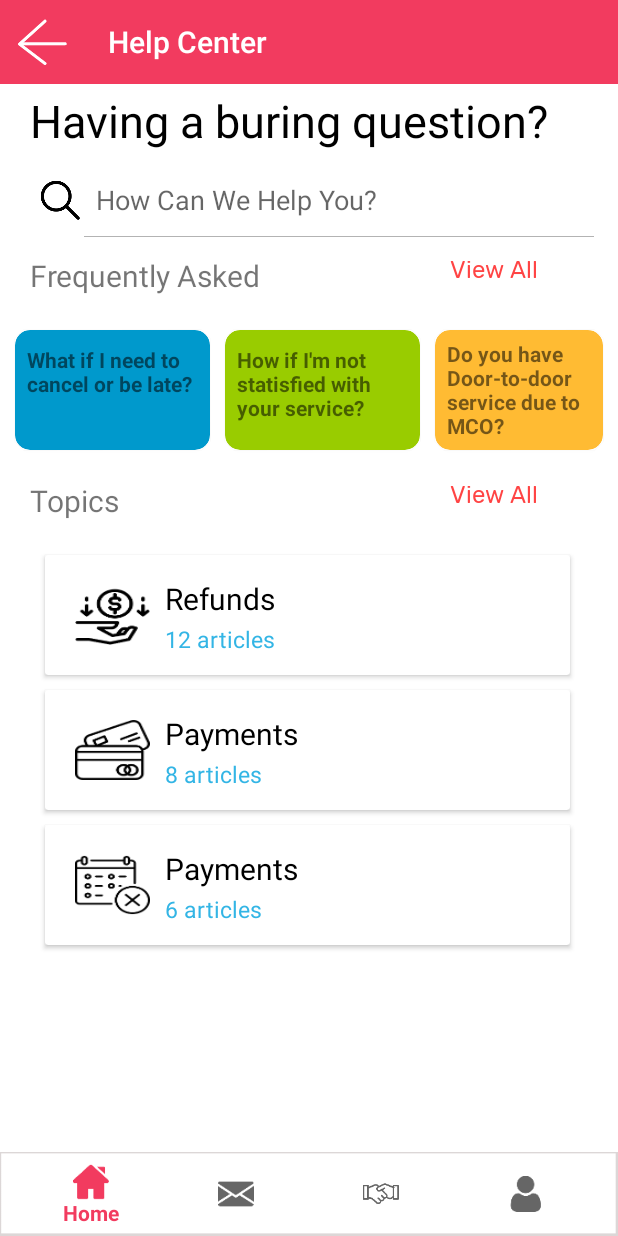
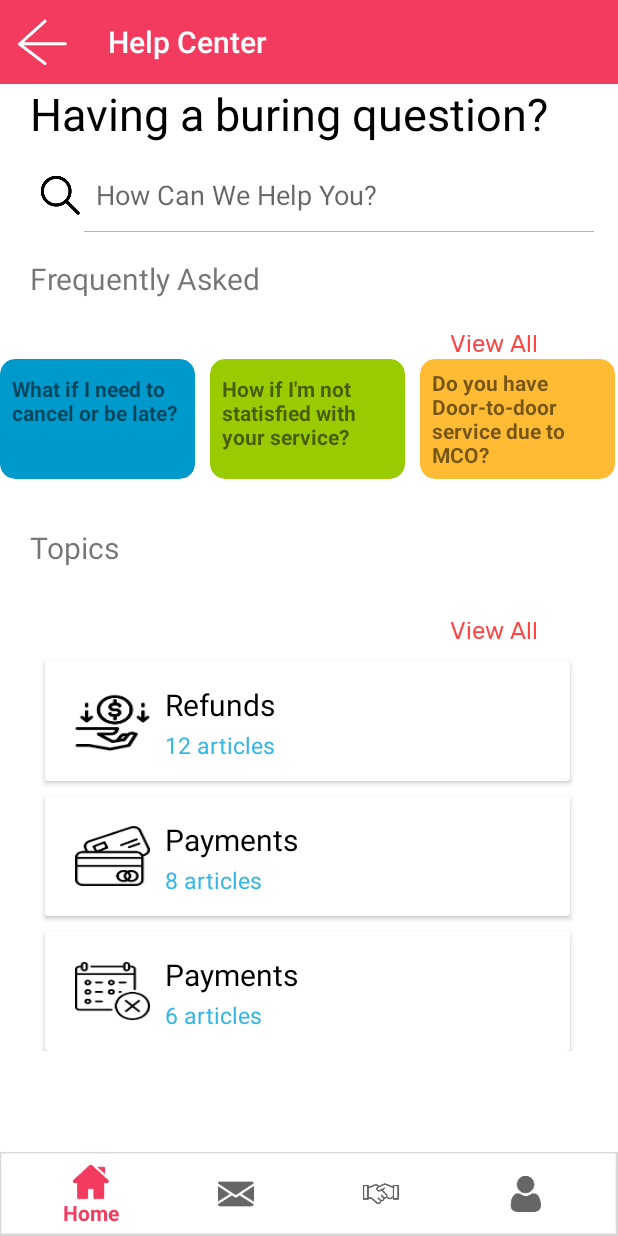
Before and after one commit to neijunxian/E-salon, an Android app: the Fragment_HelpCenter screen opened through its navigation route, on a phone screen of 412 x 824 dp. Run offline under Robolectric (Android 15) with nearby library versions, the phone set to English and light mode, and no system bars; our stand-ins replace Firebase (no records; nobody signed in at launch, a user with empty details on screens opened directly), Picasso.

Commit message:
commit by jun xian

```diff
--- a/app/src/main/res/layout/fragment_helpcenter.xml
+++ b/app/src/main/res/layout/fragment_helpcenter.xml
@@ -4,22 +4,33 @@
     xmlns:tools="http://schemas.android.com/tools"
     android:layout_width="match_parent"
     android:layout_height="match_parent"
-    android:background="#fff"
+    android:background="@color/white"
     tools:context=".Fragment_HelpCenter">
 
-    <!-- TODO: Update blank fragment layout -->
     <include
         android:id="@+id/myToolbar"
         layout="@layout/toolbar"
         tools:layout_editor_absoluteX="0dp"
-        tools:layout_editor_absoluteY="114dp">
-    </include>
+        tools:layout_editor_absoluteY="114dp"></include>
+
+    <LinearLayout
+        android:layout_width="match_parent"
+        android:layout_height="match_parent"
+        android:layout_marginTop="55dp">
+
+        <ScrollView
+            android:layout_width="match_parent"
+            android:layout_height="wrap_content">
+
+            <LinearLayout
+                android:layout_width="match_parent"
+                android:layout_height="wrap_content"
+                android:orientation="vertical">
 
                 <TextView
                     android:layout_width="wrap_content"
                     android:layout_height="40dp"
                     android:layout_marginLeft="20dp"
-        android:layout_marginTop="60dp"
                     android:layout_marginRight="20dp"
                     android:text="Having a buring question?"
                     android:textColor="@android:color/black"
@@ -29,7 +40,7 @@
                     android:layout_width="match_parent"
                     android:layout_height="wrap_content"
                     android:layout_marginLeft="8dp"
-        android:layout_marginTop="110dp"
+                    android:layout_marginTop="11dp"
                     android:layout_marginRight="8dp"
                     android:iconifiedByDefault="false"
                     android:queryHint="How Can We Help You?"
@@ -39,7 +50,7 @@
                     android:layout_width="wrap_content"
                     android:layout_height="30dp"
                     android:layout_marginLeft="20dp"
-        android:layout_marginTop="170dp"
+                    android:layout_marginTop="17dp"
                     android:layout_marginRight="20dp"
                     android:text="Frequently Asked"
                     android:textSize="20sp">
@@ -50,18 +61,22 @@
                     android:layout_width="wrap_content"
                     android:layout_height="wrap_content"
                     android:layout_marginLeft="300dp"
-        android:layout_marginTop="170dp"
+                    android:layout_marginTop="17dp"
                     android:background="@android:color/white"
                     android:fontFamily="@font/regular"
                     android:text="View All"
                     android:textColor="@android:color/holo_red_light"
                     android:textSize="16sp" />
 
+
+                <LinearLayout
+                    android:layout_width="match_parent"
+                    android:layout_height="wrap_content"
+                    android:orientation="horizontal">
+
                     <androidx.cardview.widget.CardView
                         android:layout_width="130dp"
                         android:layout_height="80dp"
-        android:layout_marginLeft="10dp"
-        android:layout_marginTop="220dp"
                         android:layout_marginRight="10dp"
                         app:cardBackgroundColor="@android:color/holo_blue_dark"
                         app:cardCornerRadius="10dp">
@@ -83,8 +98,6 @@
                     <androidx.cardview.widget.CardView
                         android:layout_width="130dp"
                         android:layout_height="80dp"
-        android:layout_marginLeft="150dp"
-        android:layout_marginTop="220dp"
                         android:layout_marginRight="10dp"
                         app:cardBackgroundColor="@android:color/holo_green_light"
                         app:cardCornerRadius="10dp">
@@ -104,8 +117,6 @@
                     <androidx.cardview.widget.CardView
                         android:layout_width="130dp"
                         android:layout_height="80dp"
-        android:layout_marginLeft="290dp"
-        android:layout_marginTop="220dp"
                         android:layout_marginRight="10dp"
                         app:cardBackgroundColor="@android:color/holo_orange_light"
                         app:cardCornerRadius="10dp">
@@ -121,12 +132,13 @@
 
                         </TextView>
                     </androidx.cardview.widget.CardView>
+                </LinearLayout>
 
                 <TextView
                     android:layout_width="70dp"
                     android:layout_height="wrap_content"
                     android:layout_marginLeft="20dp"
-        android:layout_marginTop="320dp"
+                    android:layout_marginTop="32dp"
                     android:text="Topics"
                     android:textSize="20sp" />
 
@@ -134,7 +146,7 @@
                     android:layout_width="wrap_content"
                     android:layout_height="wrap_content"
                     android:layout_marginLeft="300dp"
-        android:layout_marginTop="320dp"
+                    android:layout_marginTop="32dp"
                     android:background="@android:color/white"
                     android:fontFamily="@font/regular"
                     android:text="View All"
@@ -146,7 +158,7 @@
                     android:layout_width="350dp"
                     android:layout_height="80dp"
                     android:layout_marginLeft="30dp"
-        android:layout_marginTop="370dp">
+                    android:layout_marginTop="10dp">
 
 
                     <ImageView
@@ -186,7 +198,7 @@
                     android:layout_width="350dp"
                     android:layout_height="80dp"
                     android:layout_marginLeft="30dp"
-        android:layout_marginTop="460dp">
+                    android:layout_marginTop="10dp">
 
 
                     <ImageView
@@ -226,7 +238,7 @@
                     android:layout_width="350dp"
                     android:layout_height="80dp"
                     android:layout_marginLeft="30dp"
-        android:layout_marginTop="550dp">
+                    android:layout_marginTop="10dp">
 
 
                     <ImageView
@@ -261,4 +273,9 @@
                     </TextView>
 
                 </androidx.cardview.widget.CardView>
+            </LinearLayout>
+        </ScrollView>
+    </LinearLayout>
+
+
 </RelativeLayout>
--- a/app/src/main/res/layout/fragment_profile.xml
+++ b/app/src/main/res/layout/fragment_profile.xml
@@ -4,7 +4,7 @@
     xmlns:tools="http://schemas.android.com/tools"
     android:layout_width="match_parent"
     android:layout_height="match_parent"
-    android:background="#FFF"
+    android:background="@color/white"
     android:visibility="visible"
     tools:context=".Fragment_Profile">
 
@@ -79,11 +79,22 @@
         </LinearLayout>
     </androidx.cardview.widget.CardView>
 
+    <ScrollView
+        android:layout_width="match_parent"
+        android:layout_height="wrap_content"
+        android:layout_marginTop="190dp">
+
+        <LinearLayout
+            android:layout_width="match_parent"
+            android:layout_height="500dp"
+            android:background="@color/white"
+            android:orientation="vertical">
+
             <androidx.cardview.widget.CardView
                 android:layout_width="311dp"
                 android:layout_height="101dp"
                 android:layout_marginLeft="50dp"
-        android:layout_marginTop="185dp"
+                android:layout_marginTop="30dp"
                 app:cardCornerRadius="16dp">
 
                 <RelativeLayout
@@ -142,7 +153,7 @@
                 android:layout_width="311dp"
                 android:layout_height="150dp"
                 android:layout_marginLeft="50dp"
-        android:layout_marginTop="300dp"
+                android:layout_marginTop="30dp"
                 app:cardCornerRadius="16dp">
 
                 <LinearLayout
@@ -219,7 +230,7 @@
                 android:layout_width="311dp"
                 android:layout_height="50dp"
                 android:layout_marginLeft="50dp"
-        android:layout_marginTop="465dp"
+                android:layout_marginTop="30dp"
                 app:cardCornerRadius="16dp">
 
                 <LinearLayout
@@ -246,4 +257,7 @@
                 </LinearLayout>
             </androidx.cardview.widget.CardView>
 
+
+        </LinearLayout>
+    </ScrollView>
 </FrameLayout>
```
Lines whose indentation alone changed are shown as unchanged.
